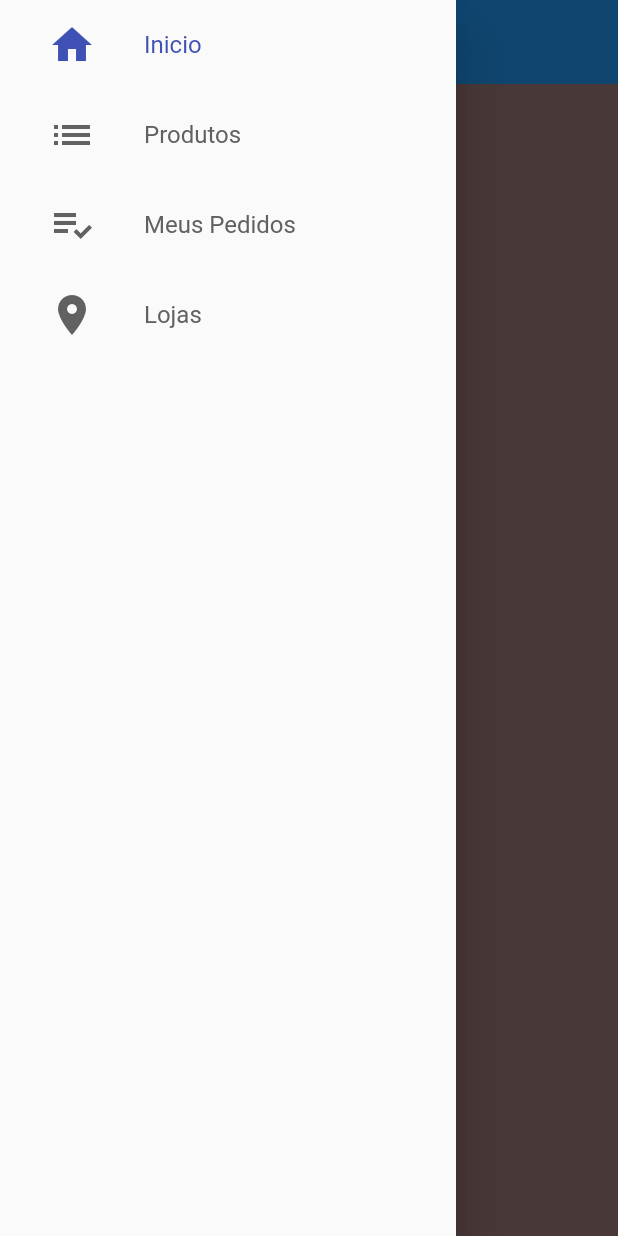
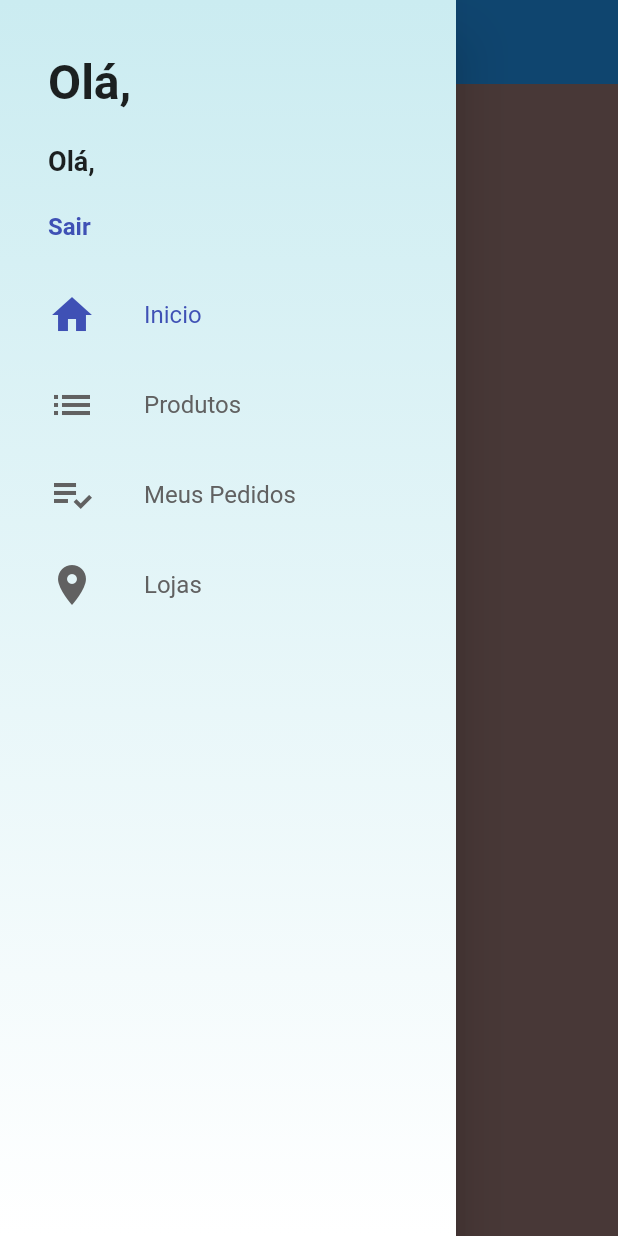
Before and after one commit to allandennis30/lojaVirtual, a Flutter app: the BaseScreen screen opened by its route, with the side drawer open, on a phone screen of 412 x 824 dp. Run offline on Flutter 3.47's test engine with Material 2 defaults, Android fonts, the phone set to English and light mode, and no system bars; our stand-ins replace cloud_firestore, firebase_auth, firebase_core; accounts and stored records are empty.

```diff
--- /dev/null
+++ b/lib/commom/custom_drawer/cunstom_drawer_header.dart
@@ -0,0 +1,53 @@
+import 'package:flutter/material.dart';
+import 'package:loja_virtual/models/user_manager.dart';
+import 'package:provider/provider.dart';
+
+class CustomDrawerHeader extends StatelessWidget {
+  const CustomDrawerHeader({super.key});
+
+  @override
+  Widget build(BuildContext context) {
+    return Container(
+        padding: const EdgeInsets.fromLTRB(32, 24, 16, 8),
+        height: 180,
+        child: Consumer<UserManager>(builder: (_, userManager, __) {
+          return Column(
+            mainAxisAlignment: MainAxisAlignment.spaceAround,
+            crossAxisAlignment: CrossAxisAlignment.start,
+            children: <Widget>[
+              Text(
+                'Olá, ${userManager.user?.name ?? ''}',
+                style: const TextStyle(
+                  fontSize: 32,
+                  fontWeight: FontWeight.bold,
+                ),
+              ),
+              Text('Olá, ${userManager.user?.name ?? ''}',
+                  overflow: TextOverflow.ellipsis,
+                  maxLines: 2,
+                  style: const TextStyle(
+                    fontSize: 18,
+                    fontWeight: FontWeight.bold,
+                  )),
+              GestureDetector(
+                onTap: () {
+                  if (userManager.isLoggedIn) {
+                    userManager.signOut();
+                  } else {
+                    Navigator.of(context).pushNamed('/login');
+                  }
+                },
+                child: Text(
+                  userManager.isLoggedIn ? 'Sair' : 'Entre ou cadastre-se',
+                  style: TextStyle(
+                    color: Theme.of(context).primaryColor,
+                    fontSize: 16,
+                    fontWeight: FontWeight.bold,
+                  ),
+                ),
+              )
+            ],
+          );
+        }));
+  }
+}
--- a/lib/commom/custom_drawer/custom_drawer.dart
+++ b/lib/commom/custom_drawer/custom_drawer.dart
@@ -1,12 +1,21 @@
 import 'package:flutter/material.dart';
+import 'package:loja_virtual/commom/custom_drawer/cunstom_drawer_header.dart';
 import 'package:loja_virtual/commom/custom_drawer/drawer_tile.dart';
 
 class CustomDrawer extends StatelessWidget {
   @override
   Widget build(BuildContext context) {
     return Drawer(
-      child: ListView(
+      child: Stack(children: <Widget>[
+        Container(
+            decoration: const BoxDecoration(
+                gradient: LinearGradient(colors: [
+          Color.fromARGB(255, 203, 236, 241),
+          Colors.white,
+        ], begin: Alignment.topCenter, end: Alignment.bottomCenter))),
+        ListView(
           children: <Widget>[
+            const CustomDrawerHeader(),
             DrawerTile(title: 'Inicio', iconData: Icons.home, page: 0),
             DrawerTile(title: 'Produtos', iconData: Icons.list, page: 1),
             DrawerTile(
@@ -16,6 +25,7 @@ class CustomDrawer extends StatelessWidget {
             DrawerTile(title: 'Lojas', iconData: Icons.location_on, page: 3),
           ],
         ),
+      ]),
     );
   }
 }
--- a/lib/main.dart
+++ b/lib/main.dart
@@ -19,6 +19,8 @@ class LojaVirtual extends StatelessWidget {
   Widget build(BuildContext context) {
     return ChangeNotifierProvider(
       create: (_) => UserManager(),
+      // lazy faz a inicialização só quando for necessária se for true, quando false carrega imediatamente
+      lazy: false,
       child: MaterialApp(
         title: 'Flutter Demo',
         theme: ThemeData(
@@ -29,9 +31,7 @@ class LojaVirtual extends StatelessWidget {
         onGenerateRoute: (settings) {
           switch (settings.name) {
             case '/base':
-              return MaterialPageRoute(
-                builder: (_) => BaseScreen(),
-              );
+              return MaterialPageRoute(builder: (_) => BaseScreen());
             case '/signup':
               return MaterialPageRoute(builder: (_) => SignupScreen());
             case '/login':
--- a/lib/screens/login/login_screen.dart
+++ b/lib/screens/login/login_screen.dart
@@ -134,7 +134,7 @@ class LoginScreen extends StatelessWidget {
                                       onSucess: () {
                                         log('Logado com sucesso');
                                         Navigator.of(context)
-                                            .pushReplacementNamed('/base');
+                                            .pushNamed('/base');
                                         // TODO: Fechar tela de login
                                       },
                                       user: UserModel(
```
Also changed, not shown: lib/models/product_manager.dart (added, +15 -0 lines), lib/models/user_manager.dart (+7 -0 lines), lib/screens/signup/signup_screen.dart (+38 -9 lines). Lines whose indentation alone changed are shown as unchanged.
